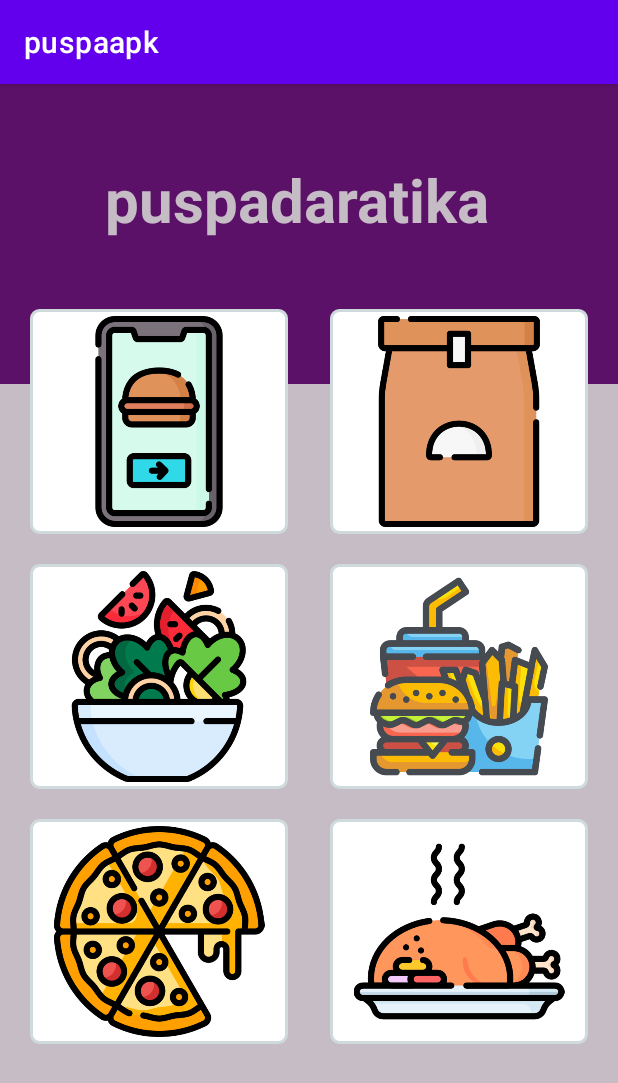
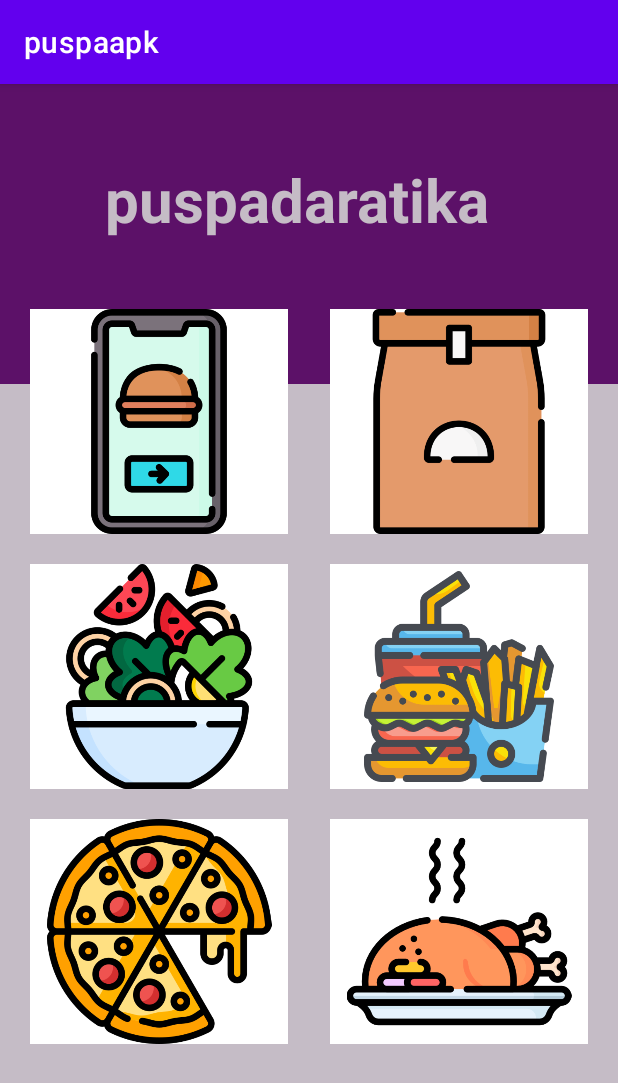
Before and after one commit to PuspaDaraTika/puspaapk, an Android app: the screen it shows after launch (MainActivity), on a phone screen of 412 x 824 dp. Shown: the top 1083 px of the screen. Run offline under Robolectric (Android 15) with nearby library versions, the phone set to English and light mode, and no system bars.

```diff
--- a/app/src/main/res/drawable/radius_box.xml
+++ /dev/null
@@ -1,23 +0,0 @@
-<?xml version="1.0" encoding="utf-8"?>
-<shape xmlns:android="http://schemas.android.com/apk/res/android"
-  android:shape="rectangle">
-    <solid
-        android:color="#FFFF">
-    </solid>
-
-    <stroke
-        android:width="2dp"
-        android:color="#CEDADC"></stroke>
-
-    <padding
-        android:left="5dp"
-        android:right="5dp"
-        android:top="5dp"
-        android:bottom="5dp"></padding>
-
-    <corners
-        android:radius="5dp"></corners>
-
-
-
-</shape>
--- a/app/src/main/res/layout/activity_main.xml
+++ b/app/src/main/res/layout/activity_main.xml
@@ -109,21 +109,21 @@
                 android:layout_width="wrap_content"
                 android:layout_height="150dp"
                 android:src="@drawable/onlineorder"
-                android:background="@drawable/radius_box">
+                android:background="@color/white">
             </ImageView>
             <ImageView
                 android:layout_width="wrap_content"
                 android:layout_height="150dp"
                 android:src="@drawable/salad"
                 android:layout_marginTop="20dp"
-                android:background="@drawable/radius_box">
+                android:background="@color/white">
             </ImageView>
             <ImageView
                 android:layout_width="wrap_content"
                 android:layout_height="150dp"
                 android:src="@drawable/pizza"
                 android:layout_marginTop="20dp"
-                android:background="@drawable/radius_box">
+                android:background="@color/white">
             </ImageView>
         </LinearLayout>
 
@@ -137,19 +137,19 @@
                 android:layout_width="wrap_content"
                 android:layout_height="150dp"
                 android:src="@drawable/foodpack"
-                android:background="@drawable/radius_box"></ImageView>
+                android:background="@color/white"></ImageView>
             <ImageView
                 android:layout_width="wrap_content"
                 android:layout_height="150dp"
                 android:src="@drawable/fastfood"
                 android:layout_marginTop="20dp"
-                android:background="@drawable/radius_box"></ImageView>
+                android:background="@color/white"></ImageView>
             <ImageView
                 android:layout_width="wrap_content"
                 android:layout_height="150dp"
                 android:src="@drawable/roastedchicken"
                 android:layout_marginTop="20dp"
-                android:background="@drawable/radius_box"></ImageView>
+                android:background="@color/white"></ImageView>
 
         </LinearLayout>
 
```
